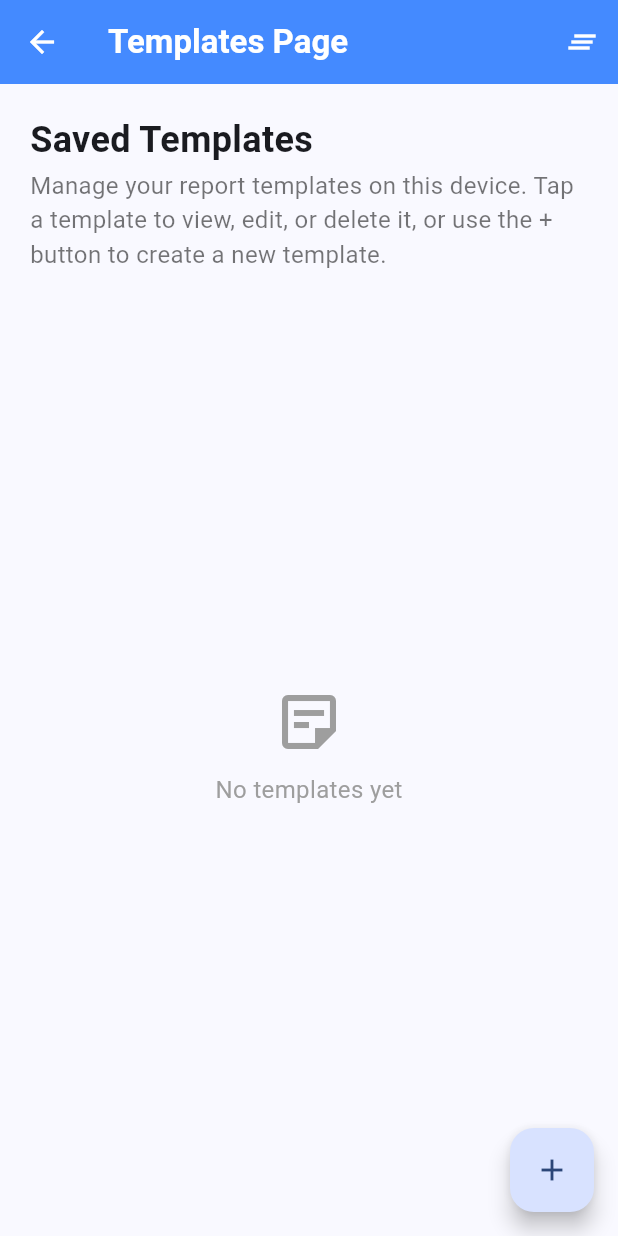
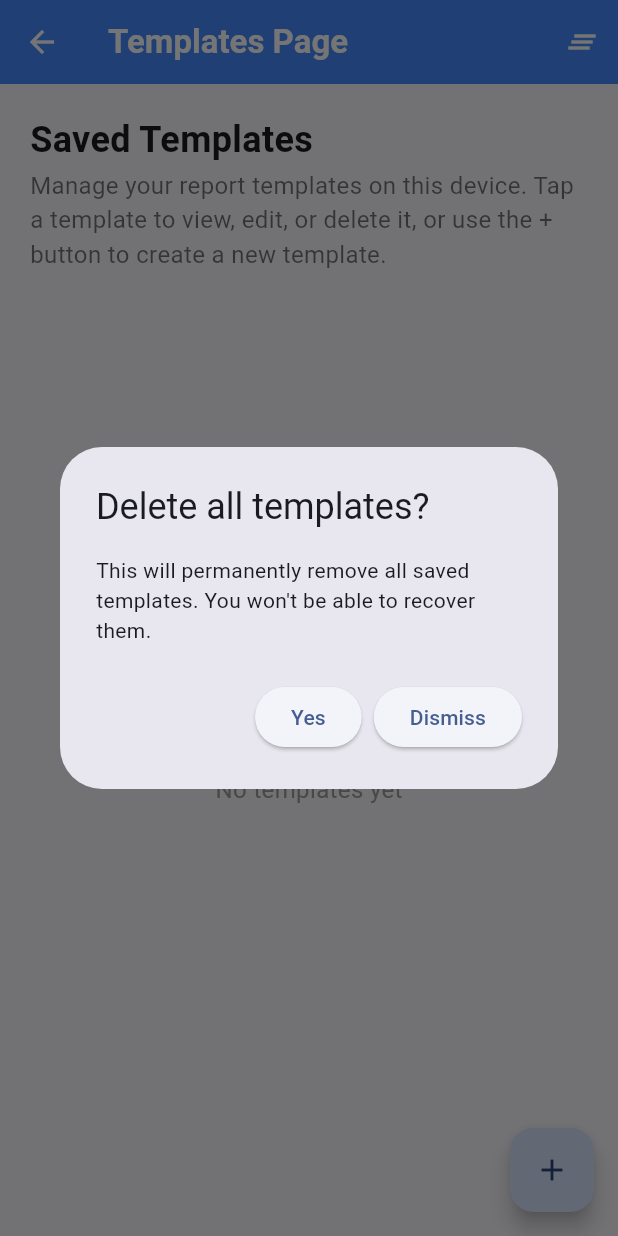
Before and after one commit to fingertips18/noterra, a Flutter app: the TemplatesPage screen opened directly, after a tap on the "clear all" icon, on a phone screen of 412 x 824 dp. Run offline on Flutter 3.47's test engine with Material 3 defaults, Android fonts, the phone set to English and light mode, and no system bars; our stand-ins replace equatable, fluttertoast, hive_flutter; accounts and stored records are empty.

Commit message:
feat: handle clear all templates (#21)

```diff
--- a/lib/screens/template/templates.dart
+++ b/lib/screens/template/templates.dart
@@ -30,7 +30,21 @@ class _TemplatesPageState extends State<TemplatesPage> {
         backgroundColor: Colors.blueAccent,
         foregroundColor: Colors.white,
         title: const Text('Templates Page', style: TextStyle(fontWeight: FontWeight.bold)),
-        actions: [IconButton(onPressed: () {}, icon: const Icon(Icons.clear_all))],
+        actions: [
+          IconButton(
+            onPressed: () async {
+              await confirmation(
+                context: context,
+                title: "Delete all templates?",
+                content: "This will permanently remove all saved templates. You won't be able to recover them.",
+                action: () async {
+                  await _templateController.clearTemplates();
+                },
+              );
+            },
+            icon: const Icon(Icons.clear_all),
+          ),
+        ],
       ),
       body: Padding(
         padding: const EdgeInsetsGeometry.all(20),
```
